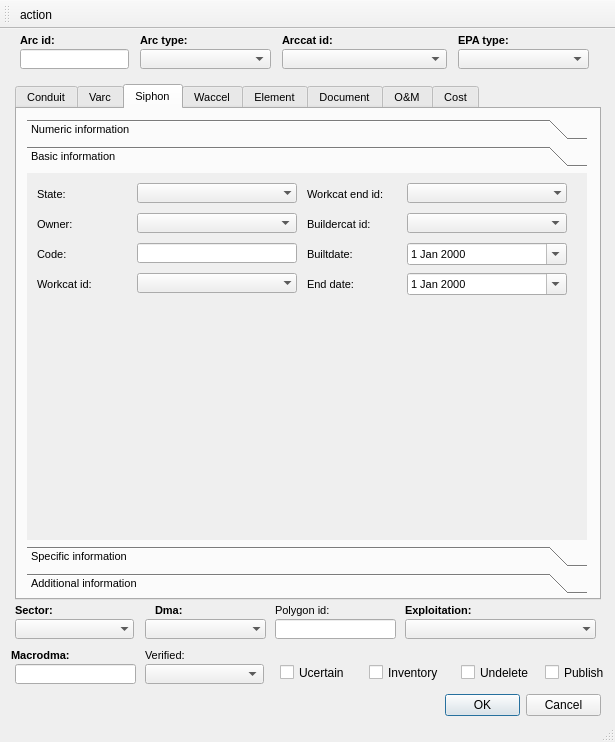
Above: ui/ud_man_arc.ui from Giswater/giswater_qgis_plugin before the change. Below: the same form after it.
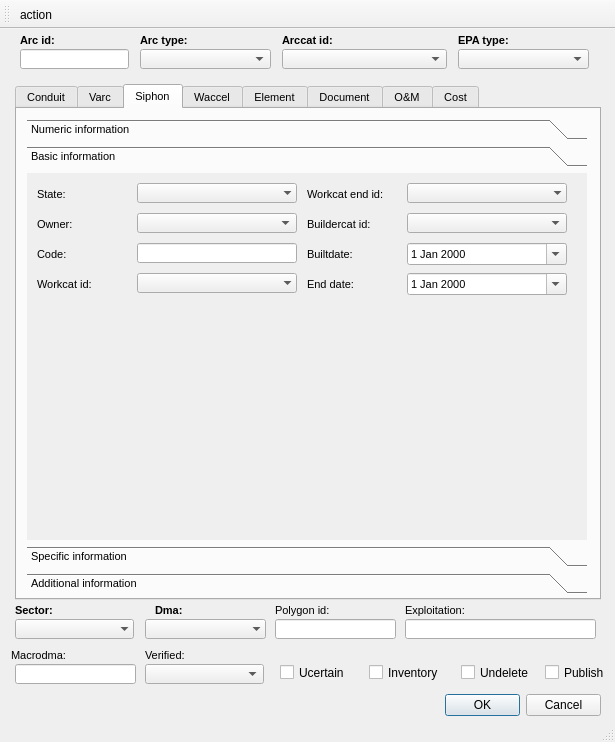
That is the form after the change. The open tabs and pages were chosen to show the change. Icons and pictures are not drawn.

Commit message: Add new tabs on ws_node, change fields style

Patch:
```diff
--- a/ui/ud_man_arc.ui
+++ b/ui/ud_man_arc.ui
@@ -52,8 +52,8 @@
     <property name="font">
      <font>
       <pointsize>8</pointsize>
-      <weight>75</weight>
-      <bold>true</bold>
+      <weight>50</weight>
+      <bold>false</bold>
      </font>
     </property>
     <property name="frameShape">
@@ -337,25 +337,6 @@
      <bool>false</bool>
     </property>
    </widget>
-   <widget class="QComboBox" name="expl_id">
-    <property name="geometry">
-     <rect>
-      <x>405</x>
-      <y>590</y>
-      <width>191</width>
-      <height>20</height>
-     </rect>
-    </property>
-    <property name="autoFillBackground">
-     <bool>true</bool>
-    </property>
-    <property name="maxVisibleItems">
-     <number>8</number>
-    </property>
-    <property name="frame">
-     <bool>false</bool>
-    </property>
-   </widget>
    <widget class="QComboBox" name="arc_type">
     <property name="geometry">
      <rect>
@@ -12999,8 +12980,8 @@
     <property name="font">
      <font>
       <pointsize>8</pointsize>
-      <weight>75</weight>
-      <bold>true</bold>
+      <weight>50</weight>
+      <bold>false</bold>
      </font>
     </property>
     <property name="frameShape">
@@ -13025,6 +13006,22 @@
      <number>3</number>
     </property>
    </widget>
+   <widget class="QLineEdit" name="expl_name">
+    <property name="geometry">
+     <rect>
+      <x>405</x>
+      <y>590</y>
+      <width>191</width>
+      <height>20</height>
+     </rect>
+    </property>
+    <property name="styleSheet">
+     <string notr="true">color: rgb(83, 83, 83);</string>
+    </property>
+    <property name="text">
+     <string/>
+    </property>
+   </widget>
   </widget>
   <widget class="QStatusBar" name="statusbar"/>
   <widget class="QToolBar" name="toolBar">
```
Left out of the diff: 57 changed lines with no effect on the pictures. The commit also changes 6 other files.
